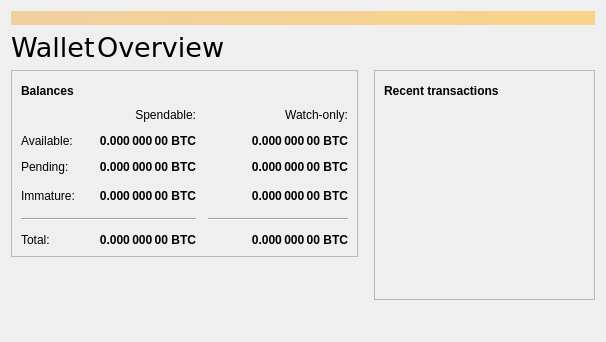
First picture: the form in src/qt/forms/overviewpage.ui, repository uhlik-mdfkbtc-veles-development/veles, before the edit.
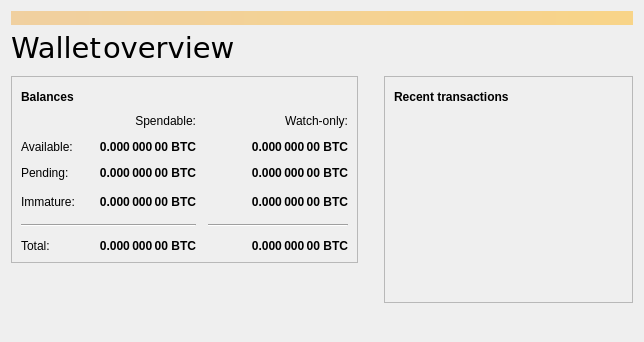
Second picture: the form after the edit. Icons and pictures are not drawn.

Commit message: ADD: font + fix css ...

```diff
--- a/src/qt/forms/overviewpage.ui
+++ b/src/qt/forms/overviewpage.ui
@@ -6,7 +6,7 @@
    <rect>
     <x>0</x>
     <y>0</y>
-    <width>606</width>
+    <width>644</width>
     <height>342</height>
    </rect>
   </property>
@@ -48,34 +48,37 @@
       <number>0</number>
      </property>
      <property name="bottomMargin">
-      <number>0</number>
+      <number>5</number>
      </property>
-     <item>
-      <widget class="QLabel" name="greyTitle">
-       <property name="sizePolicy">
-        <sizepolicy hsizetype="Fixed" vsizetype="Preferred">
-         <horstretch>0</horstretch>
-         <verstretch>0</verstretch>
-        </sizepolicy>
-       </property>
-       <property name="font">
-        <font>
-         <family>DejaVu Sans</family>
-         <pointsize>20</pointsize>
-        </font>
-       </property>
-       <property name="styleSheet">
-        <string notr="true">background:transparent;background-color:transparent;border:0px;</string>
-       </property>
-       <property name="text">
-        <string>Wallet</string>
-       </property>
-      </widget>
-     </item>
      <item>
       <widget class="QLabel" name="whiteTitle">
        <property name="sizePolicy">
-        <sizepolicy hsizetype="Fixed" vsizetype="Preferred">
+        <sizepolicy hsizetype="Preferred" vsizetype="Preferred">
+         <horstretch>0</horstretch>
+         <verstretch>0</verstretch>
+        </sizepolicy>
+       </property>
+       <property name="font">
+        <font>
+         <family>DejaVu Sans</family>
+         <pointsize>22</pointsize>
+        </font>
+       </property>
+       <property name="styleSheet">
+        <string notr="true">background:transparent;background-color:transparent;border:0px;</string>
+       </property>
+       <property name="text">
+        <string>Wallet</string>
+       </property>
+       <property name="margin">
+        <number>5</number>
+       </property>
+      </widget>
+     </item>
+     <item>
+      <widget class="QLabel" name="greyTitle">
+       <property name="sizePolicy">
+        <sizepolicy hsizetype="Preferred" vsizetype="Preferred">
          <horstretch>0</horstretch>
          <verstretch>0</verstretch>
         </sizepolicy>
@@ -89,14 +92,14 @@
        <property name="font">
         <font>
          <family>DejaVu Sans</family>
-         <pointsize>20</pointsize>
+         <pointsize>22</pointsize>
         </font>
        </property>
        <property name="styleSheet">
         <string notr="true">background:transparent;background-color:transparent;border:0px;</string>
        </property>
        <property name="text">
-        <string>Overview</string>
+        <string>overview</string>
        </property>
       </widget>
      </item>
@@ -513,7 +516,7 @@
        </property>
        <property name="sizeHint" stdset="0">
         <size>
-         <width>10</width>
+         <width>20</width>
          <height>20</height>
         </size>
        </property>
```
The commit also changes 6 other files.
